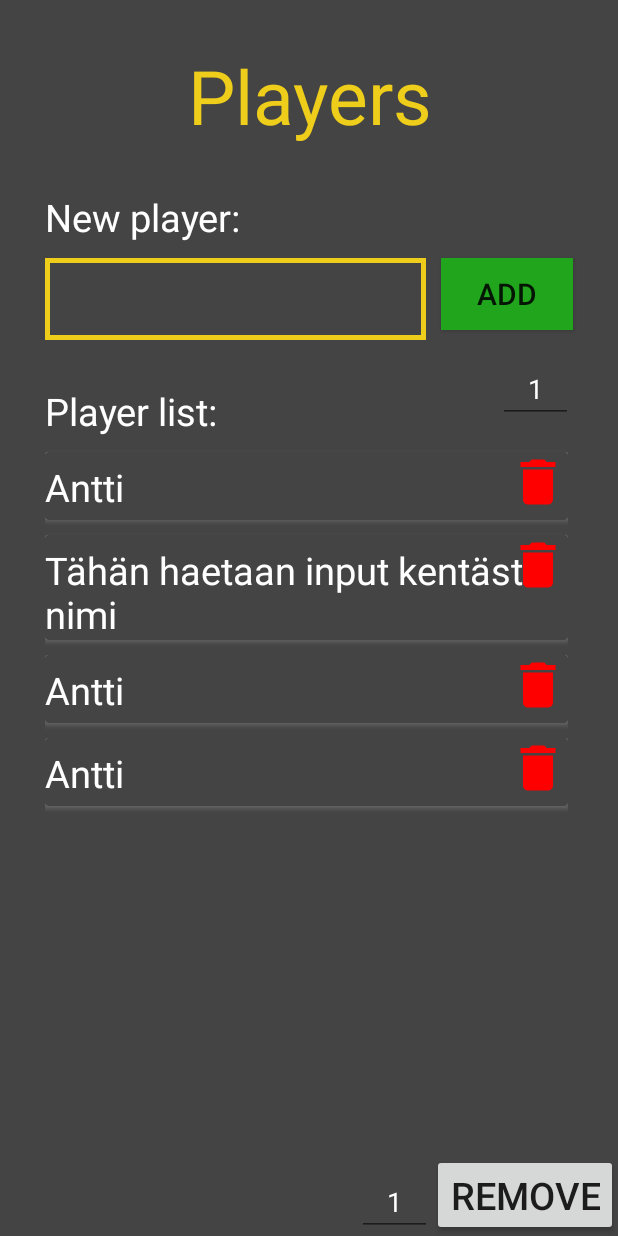
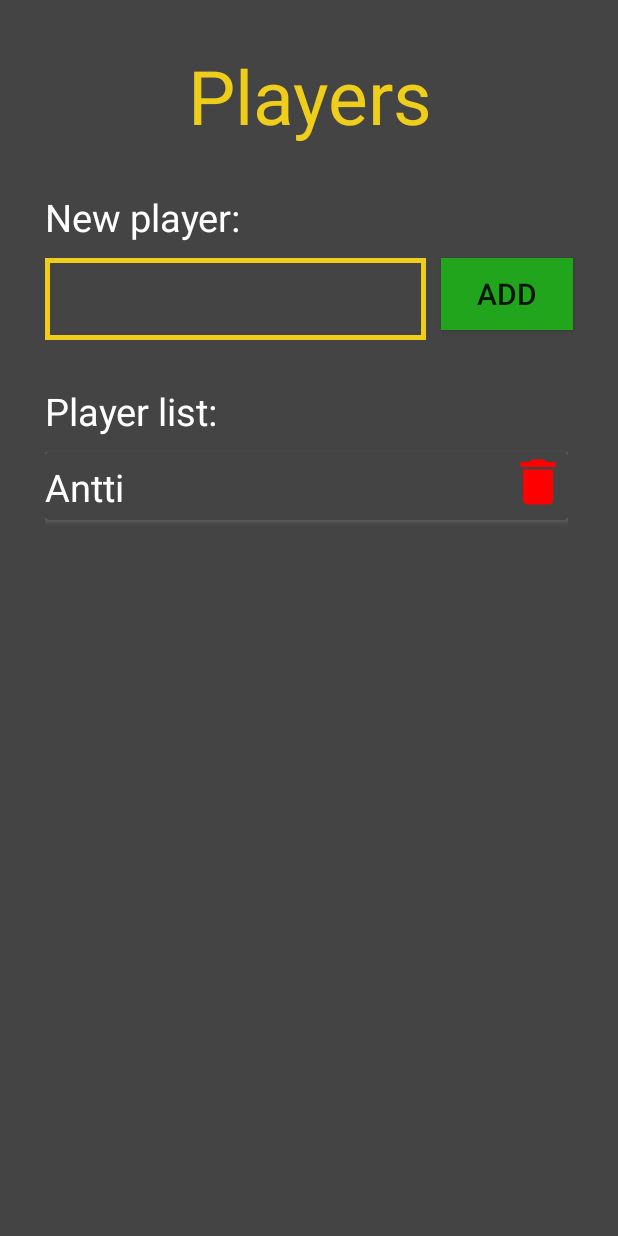
Before and after one commit to antsakontsa/FrisBee-Caddy, an Android app: the ActivityPlayers screen opened directly, with no data from a screen before it, after a tap on "ADD", on a phone screen of 412 x 824 dp. Run offline under Robolectric (Android 15) with nearby library versions, the phone set to English and light mode, and no system bars.

Commit message:
Deleted few unneeded elements

```diff
--- a/app/src/main/java/com/example/frisbeecaddy/ActivityPlayers.java
+++ b/app/src/main/java/com/example/frisbeecaddy/ActivityPlayers.java
@@ -18,8 +18,8 @@ public class ActivityPlayers extends AppCompatActivity {
     private NameAdapter mAdapter;
     private RecyclerView.LayoutManager mLayoutManager;
 
-    private Button buttonAdd, buttonRemove;
-    private EditText textAdd, textRemove;
+    private Button buttonAdd;
+    private EditText textAdd;
 
     @Override
     protected void onCreate(Bundle savedInstanceState) {
@@ -32,7 +32,7 @@ public class ActivityPlayers extends AppCompatActivity {
     }
 
     public void addItem(int position) {
-        mNameList.add(position, new NameItem("Tähän haetaan input kentästä nimi"));
+        mNameList.add(position, new NameItem("Antti"));
         mAdapter.notifyItemInserted(position);
     }
 
@@ -41,16 +41,8 @@ public class ActivityPlayers extends AppCompatActivity {
         mAdapter.notifyItemRemoved(position);
     }
 
-    public void changeItem (int position, String text) {
-        mNameList.get(position).changeText1(text);
-        mAdapter.notifyItemChanged(position);
-    }
-
     public void createNameList() {
         mNameList = new ArrayList<>();
-        mNameList.add(new NameItem("Antti"));
-        mNameList.add(new NameItem("Antti"));
-        mNameList.add(new NameItem("Antti"));
     }
 
     public void buildRecyclerView() {
@@ -64,11 +56,6 @@ public class ActivityPlayers extends AppCompatActivity {
 
         mAdapter.setOnItemClickListener(new NameAdapter.OnItemClickListener() {
             @Override
-            public void onItemClick(int position) {
-                changeItem(position, "Clicked");
-            }
-
-            @Override
             public void onDeleteClick(int position) {
                 removeItem(position);
             }
@@ -76,26 +63,16 @@ public class ActivityPlayers extends AppCompatActivity {
     }
 
     public void setButtons() {
+        /** THIS IS ELEMENT IS HIDDEN IN LAYOUT **/
         textAdd = findViewById(R.id.edittext_insert);
-        textRemove = findViewById(R.id.edittext_remove);
 
         /** When "add" button been clicked, add name to the namelist **/
         buttonAdd = findViewById(R.id.add_btn);
         buttonAdd.setOnClickListener(new View.OnClickListener() {
             @Override
             public void onClick(View view) {
-                int position  = Integer.parseInt(textAdd.getText().toString().trim());
+                int position = Integer.parseInt(textAdd.getText().toString().trim());
                 addItem(position);
-            }
-        });
-
-        /** When "remove" button been clicked, remove name from the namelist **/
-        buttonRemove = findViewById(R.id.button_remove);
-        buttonRemove.setOnClickListener(new View.OnClickListener() {
-            @Override
-            public void onClick(View view) {
-                int position  = Integer.parseInt(textRemove.getText().toString().trim());
-                removeItem(position);
             }
         });
     }
--- a/app/src/main/java/com/example/frisbeecaddy/NameAdapter.java
+++ b/app/src/main/java/com/example/frisbeecaddy/NameAdapter.java
@@ -18,7 +18,6 @@ public class NameAdapter extends RecyclerView.Adapter<NameAdapter.NameViewHolder
     private OnItemClickListener mListener;
 
     public interface OnItemClickListener {
-        void onItemClick(int position);
         void onDeleteClick(int position);
     }
 
@@ -34,19 +33,6 @@ public class NameAdapter extends RecyclerView.Adapter<NameAdapter.NameViewHolder
             super(itemView);
             mTextView1 = itemView.findViewById(R.id.nameView);
             mDeleteImage = itemView.findViewById(R.id.image_delete);
-
-            itemView.setOnClickListener(new View.OnClickListener() {
-                @Override
-                public void onClick(View view) {
-                    if (listener != null) {
-                        int position = getAdapterPosition();
-
-                        if (position != RecyclerView.NO_POSITION) {
-                            listener.onItemClick(position);
-                        }
-                    }
-                }
-            });
 
             mDeleteImage.setOnClickListener(new View.OnClickListener() {
                 @Override
--- a/app/src/main/java/com/example/frisbeecaddy/NameItem.java
+++ b/app/src/main/java/com/example/frisbeecaddy/NameItem.java
@@ -7,10 +7,6 @@ public class NameItem {
         mText1 = text1;
     }
 
-    public void changeText1(String text) {
-        mText1 = text;
-    }
-
     public String getText1() {
         return mText1;
     }
--- a/app/src/main/res/layout/activity_players.xml
+++ b/app/src/main/res/layout/activity_players.xml
@@ -87,19 +87,18 @@
         android:layout_marginLeft="30dp"
         android:layout_marginEnd="30dp"
         android:layout_marginRight="30dp"
-        android:layout_marginBottom="8dp"
+        android:layout_marginBottom="30dp"
         android:background="@color/colorPrimaryDark"
         android:scrollbarFadeDuration="1500"
         android:scrollbarSize="3dp"
         android:scrollbarStyle="outsideInset"
         android:scrollbarThumbVertical="@color/colorPrimary"
         android:scrollbars="vertical"
-        app:layout_constraintBottom_toTopOf="@+id/button_remove"
+        app:layout_constraintBottom_toBottomOf="parent"
         app:layout_constraintEnd_toEndOf="parent"
         app:layout_constraintHorizontal_bias="0.0"
         app:layout_constraintStart_toStartOf="parent"
-        app:layout_constraintTop_toBottomOf="@+id/player_list_txt"
-        app:layout_constraintVertical_bias="1.0"></androidx.recyclerview.widget.RecyclerView>
+        app:layout_constraintTop_toBottomOf="@+id/player_list_txt"></androidx.recyclerview.widget.RecyclerView>
 
     <EditText
         android:id="@+id/edittext_insert"
@@ -110,31 +109,11 @@
         android:layout_marginRight="30dp"
         android:ems="10"
         android:inputType="number"
-        android:text="1"
+        android:text="0"
         android:textAlignment="center"
         android:textColor="@color/colorAccent"
+        android:visibility="gone"
         app:layout_constraintEnd_toEndOf="parent"
         app:layout_constraintTop_toBottomOf="@+id/name_input" />
 
-    <EditText
-        android:id="@+id/edittext_remove"
-        android:layout_width="50dp"
-        android:layout_height="wrap_content"
-        android:ems="10"
-        android:inputType="number"
-        android:text="1"
-        android:textAlignment="center"
-        android:textColor="@color/colorAccent"
-        app:layout_constraintBottom_toBottomOf="parent"
-        app:layout_constraintEnd_toStartOf="@+id/button_remove" />
-
-    <Button
-        android:id="@+id/button_remove"
-        android:layout_width="wrap_content"
-        android:layout_height="wrap_content"
-        android:text="remove"
-        android:textSize="25sp"
-        app:layout_constraintBottom_toBottomOf="parent"
-        app:layout_constraintEnd_toEndOf="parent" />
-
 </androidx.constraintlayout.widget.ConstraintLayout>
```
